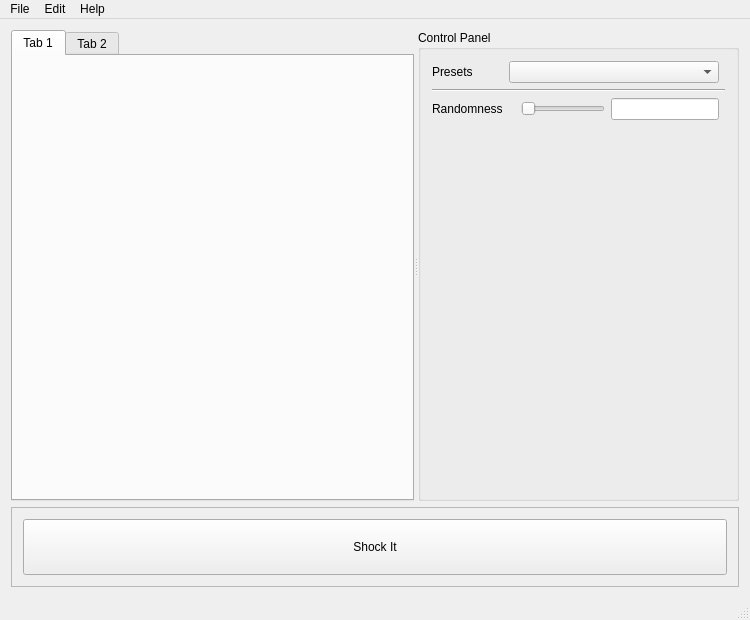
The window that mainwindow.ui (casey-c/shock) describes before a commit, drawn with Qt 5.
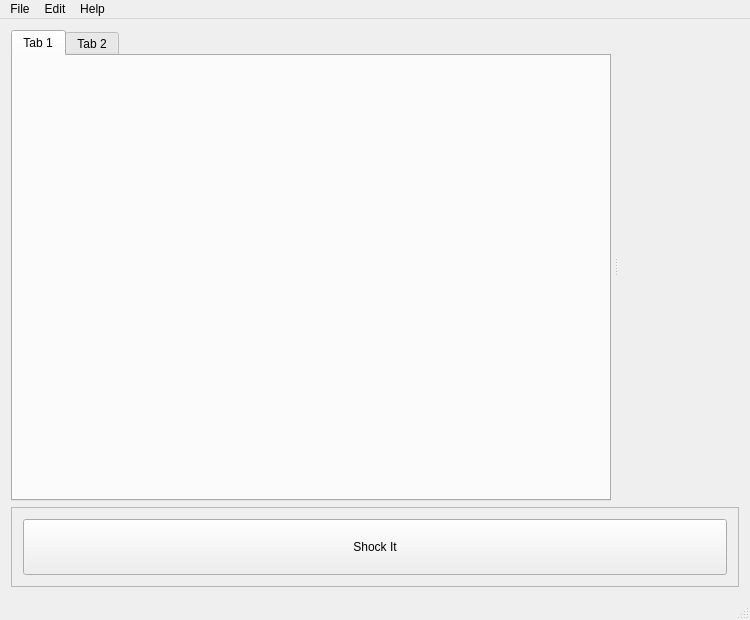
The same window after the commit.

Commit message:
control panel widget added
with randomness slider

```diff
--- a/mainwindow.ui
+++ b/mainwindow.ui
@@ -14,145 +14,8 @@
    <string>Shock</string>
   </property>
   <widget class="QWidget" name="centralWidget">
-   <layout class="QVBoxLayout" name="verticalLayout">
-    <item>
-     <widget class="QSplitter" name="splitter">
-      <property name="baseSize">
-       <size>
-        <width>0</width>
-        <height>0</height>
-       </size>
-      </property>
-      <property name="lineWidth">
-       <number>1</number>
-      </property>
-      <property name="orientation">
-       <enum>Qt::Horizontal</enum>
-      </property>
-      <widget class="QTabWidget" name="tabWidget">
-       <property name="sizePolicy">
-        <sizepolicy hsizetype="Expanding" vsizetype="Expanding">
-         <horstretch>1</horstretch>
-         <verstretch>0</verstretch>
-        </sizepolicy>
-       </property>
-       <property name="currentIndex">
-        <number>0</number>
-       </property>
-       <widget class="QWidget" name="tab">
-        <property name="sizePolicy">
-         <sizepolicy hsizetype="MinimumExpanding" vsizetype="MinimumExpanding">
-          <horstretch>0</horstretch>
-          <verstretch>0</verstretch>
-         </sizepolicy>
-        </property>
-        <attribute name="title">
-         <string>Tab 1</string>
-        </attribute>
-        <widget class="QWidget" name="gridLayoutWidget">
-         <property name="geometry">
-          <rect>
-           <x>70</x>
-           <y>60</y>
-           <width>211</width>
-           <height>231</height>
-          </rect>
-         </property>
-         <layout class="QGridLayout" name="grLayout"/>
-        </widget>
-       </widget>
-       <widget class="QWidget" name="tab_2">
-        <attribute name="title">
-         <string>Tab 2</string>
-        </attribute>
-       </widget>
-      </widget>
-      <widget class="QGroupBox" name="groupBox_2">
-       <property name="sizePolicy">
-        <sizepolicy hsizetype="Preferred" vsizetype="Preferred">
-         <horstretch>0</horstretch>
-         <verstretch>0</verstretch>
-        </sizepolicy>
-       </property>
-       <property name="title">
-        <string>Control Panel</string>
-       </property>
-       <property name="checkable">
-        <bool>false</bool>
-       </property>
-       <layout class="QGridLayout" name="gridLayout_3">
-        <item row="1" column="1" colspan="6">
-         <widget class="Line" name="line">
-          <property name="orientation">
-           <enum>Qt::Horizontal</enum>
-          </property>
-         </widget>
-        </item>
-        <item row="2" column="5">
-         <widget class="QLineEdit" name="lineEdit">
-          <property name="maximumSize">
-           <size>
-            <width>120</width>
-            <height>16777215</height>
-           </size>
-          </property>
-         </widget>
-        </item>
-        <item row="2" column="1">
-         <widget class="QLabel" name="label">
-          <property name="text">
-           <string>Randomness</string>
-          </property>
-         </widget>
-        </item>
-        <item row="0" column="1">
-         <widget class="QLabel" name="label_2">
-          <property name="text">
-           <string>Presets</string>
-          </property>
-         </widget>
-        </item>
-        <item row="3" column="1" colspan="5">
-         <spacer name="verticalSpacer">
-          <property name="orientation">
-           <enum>Qt::Vertical</enum>
-          </property>
-          <property name="sizeHint" stdset="0">
-           <size>
-            <width>20</width>
-            <height>40</height>
-           </size>
-          </property>
-         </spacer>
-        </item>
-        <item row="2" column="4">
-         <widget class="QSlider" name="horizontalSlider">
-          <property name="minimumSize">
-           <size>
-            <width>30</width>
-            <height>0</height>
-           </size>
-          </property>
-          <property name="orientation">
-           <enum>Qt::Horizontal</enum>
-          </property>
-         </widget>
-        </item>
-        <item row="0" column="2" colspan="4">
-         <widget class="QComboBox" name="comboBox">
-          <property name="sizePolicy">
-           <sizepolicy hsizetype="Preferred" vsizetype="Preferred">
-            <horstretch>0</horstretch>
-            <verstretch>0</verstretch>
-           </sizepolicy>
-          </property>
-         </widget>
-        </item>
-       </layout>
-      </widget>
-     </widget>
-    </item>
-    <item>
+   <layout class="QGridLayout" name="gridLayout_6">
+    <item row="1" column="0">
      <widget class="QFrame" name="frame">
       <property name="sizePolicy">
        <sizepolicy hsizetype="Preferred" vsizetype="Fixed">
@@ -172,8 +35,8 @@
       <property name="frameShadow">
        <enum>QFrame::Raised</enum>
       </property>
-      <layout class="QGridLayout" name="gridLayout_4">
-       <item row="0" column="0">
+      <layout class="QVBoxLayout" name="verticalLayout">
+       <item>
         <widget class="QPushButton" name="pushButton">
          <property name="sizePolicy">
           <sizepolicy hsizetype="Minimum" vsizetype="Expanding">
@@ -189,6 +52,69 @@
       </layout>
      </widget>
     </item>
+    <item row="0" column="0">
+     <widget class="QSplitter" name="splitter">
+      <property name="sizePolicy">
+       <sizepolicy hsizetype="Preferred" vsizetype="Preferred">
+        <horstretch>0</horstretch>
+        <verstretch>0</verstretch>
+       </sizepolicy>
+      </property>
+      <property name="layoutDirection">
+       <enum>Qt::LeftToRight</enum>
+      </property>
+      <property name="midLineWidth">
+       <number>0</number>
+      </property>
+      <property name="orientation">
+       <enum>Qt::Horizontal</enum>
+      </property>
+      <property name="handleWidth">
+       <number>10</number>
+      </property>
+      <property name="childrenCollapsible">
+       <bool>true</bool>
+      </property>
+      <widget class="QTabWidget" name="tabWidget">
+       <property name="currentIndex">
+        <number>0</number>
+       </property>
+       <widget class="QWidget" name="tab1">
+        <attribute name="title">
+         <string>Tab 1</string>
+        </attribute>
+        <widget class="QWidget" name="gridLayoutWidget_2">
+         <property name="geometry">
+          <rect>
+           <x>50</x>
+           <y>110</y>
+           <width>81</width>
+           <height>141</height>
+          </rect>
+         </property>
+         <layout class="QGridLayout" name="grLayout"/>
+        </widget>
+       </widget>
+       <widget class="QWidget" name="tab2">
+        <attribute name="title">
+         <string>Tab 2</string>
+        </attribute>
+       </widget>
+      </widget>
+      <widget class="QFrame" name="gridFrame">
+       <property name="sizePolicy">
+        <sizepolicy hsizetype="Expanding" vsizetype="Expanding">
+         <horstretch>0</horstretch>
+         <verstretch>0</verstretch>
+        </sizepolicy>
+       </property>
+       <property name="layoutDirection">
+        <enum>Qt::LeftToRight</enum>
+       </property>
+       <layout class="QGridLayout" name="gridLayout_4"/>
+      </widget>
+     </widget>
+    </item>
    </layout>
   </widget>
   <widget class="QMenuBar" name="menuBar">
```
The commit also changes 6 other files.
